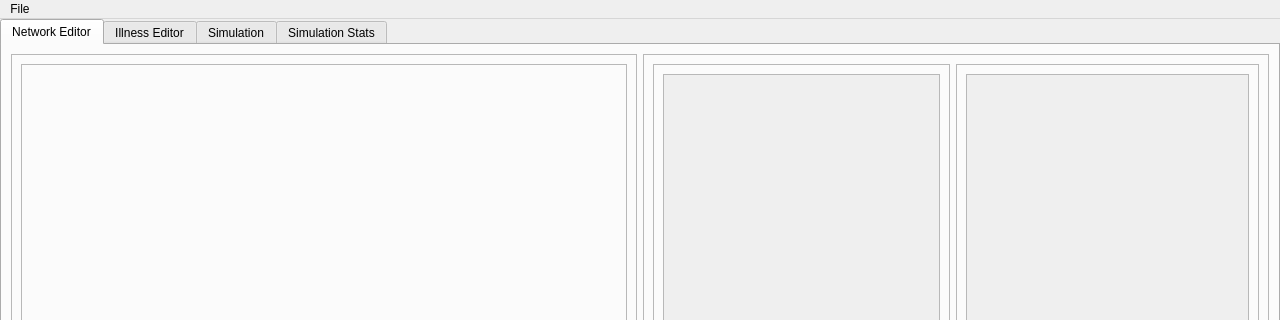
The window that qt/NetworkEdit/main.ui (Ayamur0/EpidemicsSimulator) describes before a commit, drawn with Qt 5; both pictures show x 0 to 1280 and y 0 to 320 of the 1280 by 719 pixel window.
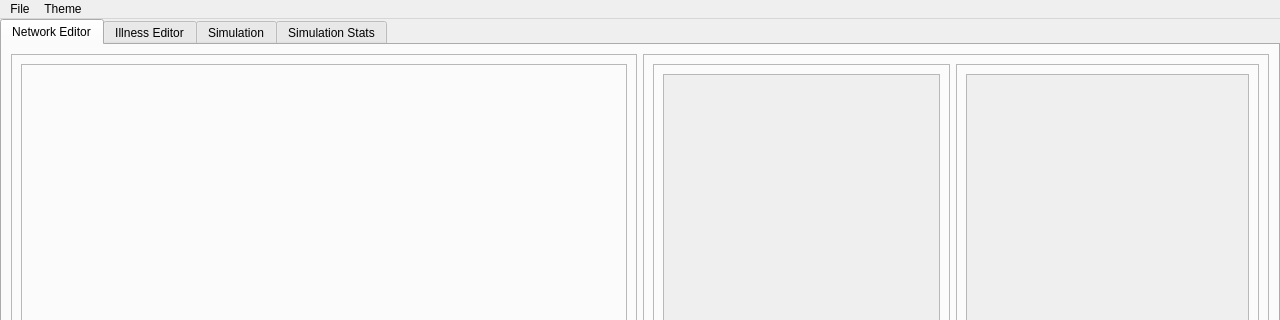
The same window after the commit. The open tabs and pages were chosen to show the change.

The edit to the form file:
```diff
--- a/qt/NetworkEdit/main.ui
+++ b/qt/NetworkEdit/main.ui
@@ -521,7 +521,13 @@
     <addaction name="actionImport"/>
     <addaction name="actionExport"/>
    </widget>
+   <widget class="QMenu" name="menuThemes">
+    <property name="title">
+     <string>Theme</string>
+    </property>
+   </widget>
    <addaction name="menuFile"/>
+   <addaction name="menuThemes"/>
   </widget>
   <widget class="QStatusBar" name="statusbar">
    <property name="locale">
```
Left out of the diff: 12 changed lines with no effect on the pictures.
